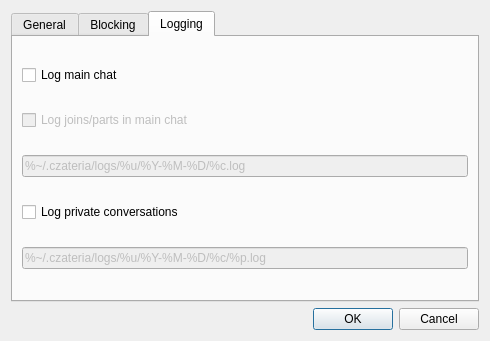
lighterowl/czateria, file ui/settingsdialog.ui: the form before one commit.
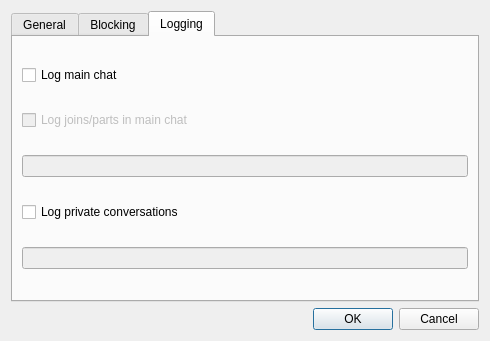
The form after the commit.

Diff of the .ui file:
```diff
--- a/ui/settingsdialog.ui
+++ b/ui/settingsdialog.ui
@@ -221,9 +221,6 @@
          <property name="toolTip">
           <string>&lt;html&gt;&lt;head/&gt;&lt;body&gt;&lt;p&gt;Following variables are supported :&lt;/p&gt;&lt;ul style=&quot;margin-top: 0px; margin-bottom: 0px; margin-left: 0px; margin-right: 0px; -qt-list-indent: 1;&quot;&gt;&lt;li style=&quot; margin-top:12px; margin-bottom:0px; margin-left:0px; margin-right:0px; -qt-block-indent:0; text-indent:0px;&quot;&gt;&lt;span style=&quot; font-weight:600;&quot;&gt;%%&lt;/span&gt; - a literal % character&lt;/li&gt;&lt;li style=&quot; margin-top:0px; margin-bottom:0px; margin-left:0px; margin-right:0px; -qt-block-indent:0; text-indent:0px;&quot;&gt;&lt;span style=&quot; font-weight:600;&quot;&gt;%~&lt;/span&gt; - the current user's home directory&lt;/li&gt;&lt;li style=&quot; margin-top:0px; margin-bottom:0px; margin-left:0px; margin-right:0px; -qt-block-indent:0; text-indent:0px;&quot;&gt;&lt;span style=&quot; font-weight:600;&quot;&gt;%u&lt;/span&gt; - (&lt;span style=&quot; font-style:italic;&quot;&gt;you)&lt;/span&gt; your username in the given chat session&lt;/li&gt;&lt;li style=&quot; margin-top:0px; margin-bottom:0px; margin-left:0px; margin-right:0px; -qt-block-indent:0; text-indent:0px;&quot;&gt;&lt;span style=&quot; font-weight:600;&quot;&gt;%Y &lt;/span&gt;, &lt;span style=&quot; font-weight:600;&quot;&gt;%M&lt;/span&gt; , &lt;span style=&quot; font-weight:600;&quot;&gt;%D&lt;/span&gt; - year (4-digit), month (2-digit) and day (2-digit)&lt;/li&gt;&lt;li style=&quot; margin-top:0px; margin-bottom:12px; margin-left:0px; margin-right:0px; -qt-block-indent:0; text-indent:0px;&quot;&gt;&lt;span style=&quot; font-weight:600;&quot;&gt;%c&lt;/span&gt; - the channel name&lt;/li&gt;&lt;/ul&gt;&lt;/body&gt;&lt;/html&gt;</string>
          </property>
-         <property name="text">
-          <string>%~/.czateria/logs/%u/%Y-%M-%D/%c.log</string>
-         </property>
         </widget>
        </item>
        <item>
@@ -241,9 +238,6 @@
          <property name="toolTip">
           <string>&lt;html&gt;&lt;head/&gt;&lt;body&gt;&lt;p&gt;All variables supported by main chat logging can be used here, as well as :&lt;/p&gt;&lt;ul style=&quot;margin-top: 0px; margin-bottom: 0px; margin-left: 0px; margin-right: 0px; -qt-list-indent: 1;&quot;&gt;&lt;li style=&quot; margin-top:12px; margin-bottom:12px; margin-left:0px; margin-right:0px; -qt-block-indent:0; text-indent:0px;&quot;&gt;&lt;span style=&quot; font-weight:600;&quot;&gt;%p&lt;/span&gt; - nickname of the conversation partner&lt;/li&gt;&lt;/ul&gt;&lt;/body&gt;&lt;/html&gt;</string>
          </property>
-         <property name="text">
-          <string>%~/.czateria/logs/%u/%Y-%M-%D/%c/%p.log</string>
-         </property>
         </widget>
        </item>
       </layout>
```
Left out of the diff: 6 changed lines with no effect on the pictures.
